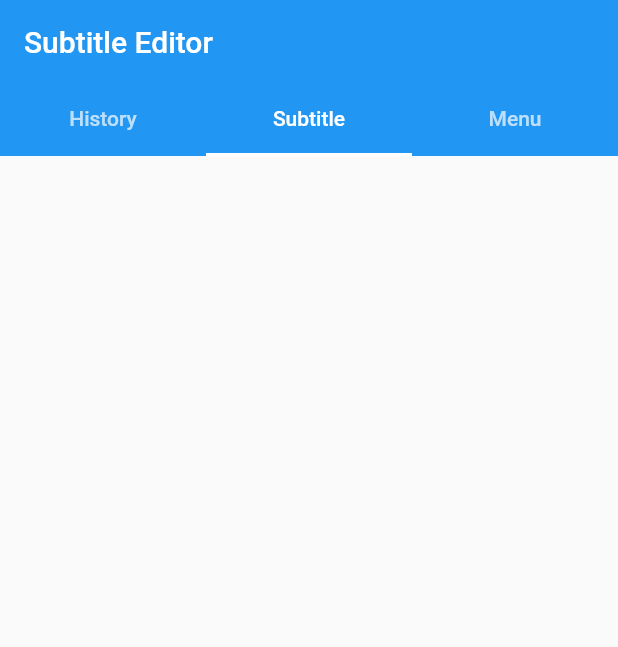
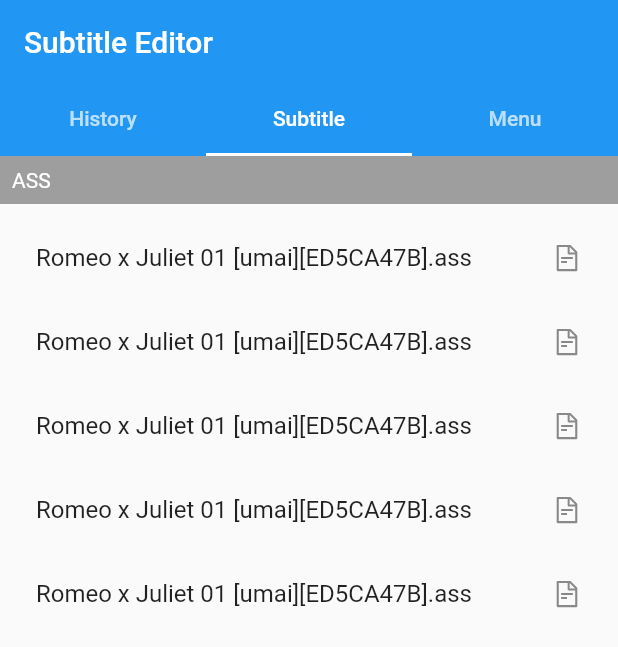
Before and after one commit to ko-htut/Flutter-Subtitle-Editor, a Flutter app: the screen it shows after launch, tab 2 chosen, on a phone screen of 412 x 824 dp. Shown: the top 647 px of the screen. Run offline on Flutter 3.47's test engine with Material 2 defaults, Android fonts, the phone set to English and light mode, and no system bars; our stand-ins replace ant_icons, chewie, video_player.

Commit message:
add : subtitle page

```diff
--- a/lib/page/Subtitle/subtitle_page.dart
+++ b/lib/page/Subtitle/subtitle_page.dart
@@ -1,4 +1,5 @@
 import 'package:flutter/material.dart';
+import 'package:flutter_subtitle_editor/widget/widget_subtile_file_item.dart';
 
 class SubtitlePage extends StatefulWidget {
   SubtitlePage({Key key}) : super(key: key);
@@ -10,6 +11,33 @@ class SubtitlePage extends StatefulWidget {
 class _SubtitlePageState extends State<SubtitlePage> {
   @override
   Widget build(BuildContext context) {
-    return Container();
+    return Scaffold(
+      body: SingleChildScrollView(
+        child: Column(
+          children: [
+            Container(
+              width: double.infinity,
+              color: Colors.grey,
+              child: Padding(
+                padding: const EdgeInsets.all(8.0),
+                child: Text("ASS",style: TextStyle(color: Colors.white),),
+              ),
+            ),
+            Padding(
+              padding: const EdgeInsets.all(8.0),
+              child: Column(
+                children: [
+                  SubFileItem(),
+                  SubFileItem(),
+                  SubFileItem(),
+                  SubFileItem(),
+                  SubFileItem()
+                ],
+              ),
+            )
+          ],
+        ),
+      ),
+    );
   }
 }
--- a/lib/page/menu/menu_page.dart
+++ b/lib/page/menu/menu_page.dart
@@ -10,8 +10,8 @@ class MenuPage extends StatefulWidget {
 class _MenuPageState extends State<MenuPage> {
   @override
   Widget build(BuildContext context) {
-    return Container(
-
+    return Scaffold(
+       body: SingleChildScrollView(),
     );
   }
 }
--- /dev/null
+++ b/lib/widget/widget_subtile_file_item.dart
@@ -0,0 +1,14 @@
+import 'package:ant_icons/ant_icons.dart';
+import 'package:flutter/material.dart';
+
+class SubFileItem extends StatelessWidget {
+  const SubFileItem({Key key}) : super(key: key);
+
+  @override
+  Widget build(BuildContext context) {
+    return ListTile(
+      title:  Text("Romeo x Juliet 01 [umai][ED5CA47B].ass"),
+      trailing: Icon(AntIcons.file_text,size: 20,),
+    );
+  }
+}
```
Also changed, not shown: 1 other file.
